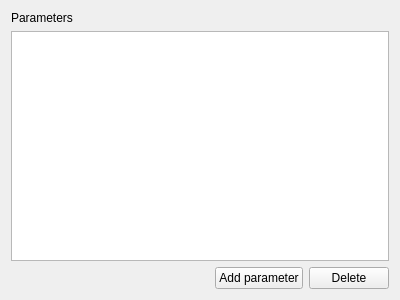
Qt form src/plugins/workflow_designer/src/library/create_cmdline_based_worker/CreateCmdlineBasedWorkerWizardAttributesPage.ui (violethaze74/ugene) before a commit.
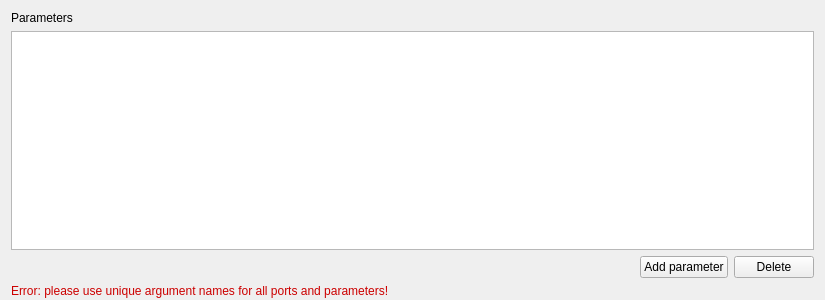
The same form after that commit.

Commit message: UGENE-6466. Add a hint label to the Configure Element with Command Line Tool wizard

The edit to the form file:
```diff
--- a/src/plugins/workflow_designer/src/library/create_cmdline_based_worker/CreateCmdlineBasedWorkerWizardAttributesPage.ui
+++ b/src/plugins/workflow_designer/src/library/create_cmdline_based_worker/CreateCmdlineBasedWorkerWizardAttributesPage.ui
@@ -6,7 +6,7 @@
    <rect>
     <x>0</x>
     <y>0</y>
-    <width>400</width>
+    <width>825</width>
     <height>300</height>
    </rect>
   </property>
@@ -14,6 +14,9 @@
    <string>WizardPage</string>
   </property>
   <layout class="QVBoxLayout" name="verticalLayout">
+   <property name="bottomMargin">
+    <number>2</number>
+   </property>
    <item>
     <widget class="QLabel" name="lblTitle">
      <property name="text">
@@ -68,6 +71,50 @@
      </item>
     </layout>
    </item>
+   <item>
+    <widget class="QLabel" name="duplicateNamesWarningLabel">
+     <property name="palette">
+      <palette>
+       <active>
+        <colorrole role="WindowText">
+         <brush brushstyle="SolidPattern">
+          <color alpha="255">
+           <red>204</red>
+           <green>0</green>
+           <blue>0</blue>
+          </color>
+         </brush>
+        </colorrole>
+       </active>
+       <inactive>
+        <colorrole role="WindowText">
+         <brush brushstyle="SolidPattern">
+          <color alpha="255">
+           <red>204</red>
+           <green>0</green>
+           <blue>0</blue>
+          </color>
+         </brush>
+        </colorrole>
+       </inactive>
+       <disabled>
+        <colorrole role="WindowText">
+         <brush brushstyle="SolidPattern">
+          <color alpha="255">
+           <red>190</red>
+           <green>190</green>
+           <blue>190</blue>
+          </color>
+         </brush>
+        </colorrole>
+       </disabled>
+      </palette>
+     </property>
+     <property name="text">
+      <string>Error: please use unique argument names for all ports and parameters!</string>
+     </property>
+    </widget>
+   </item>
   </layout>
  </widget>
  <resources/>
```
The commit also changes 3 other files.
